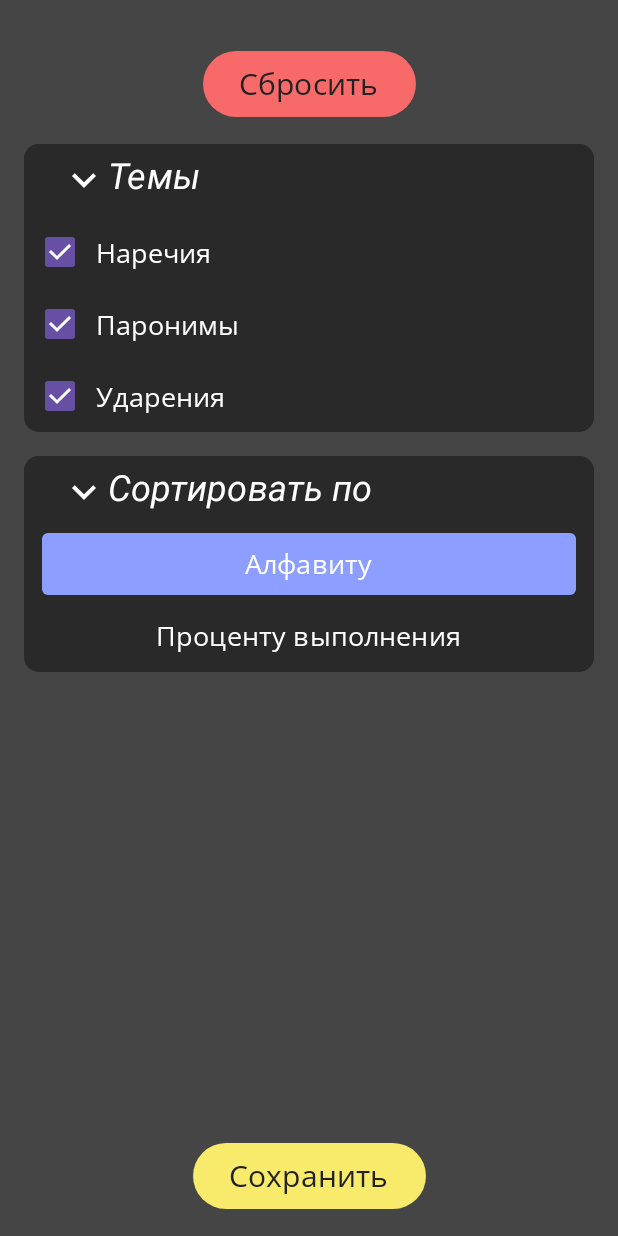
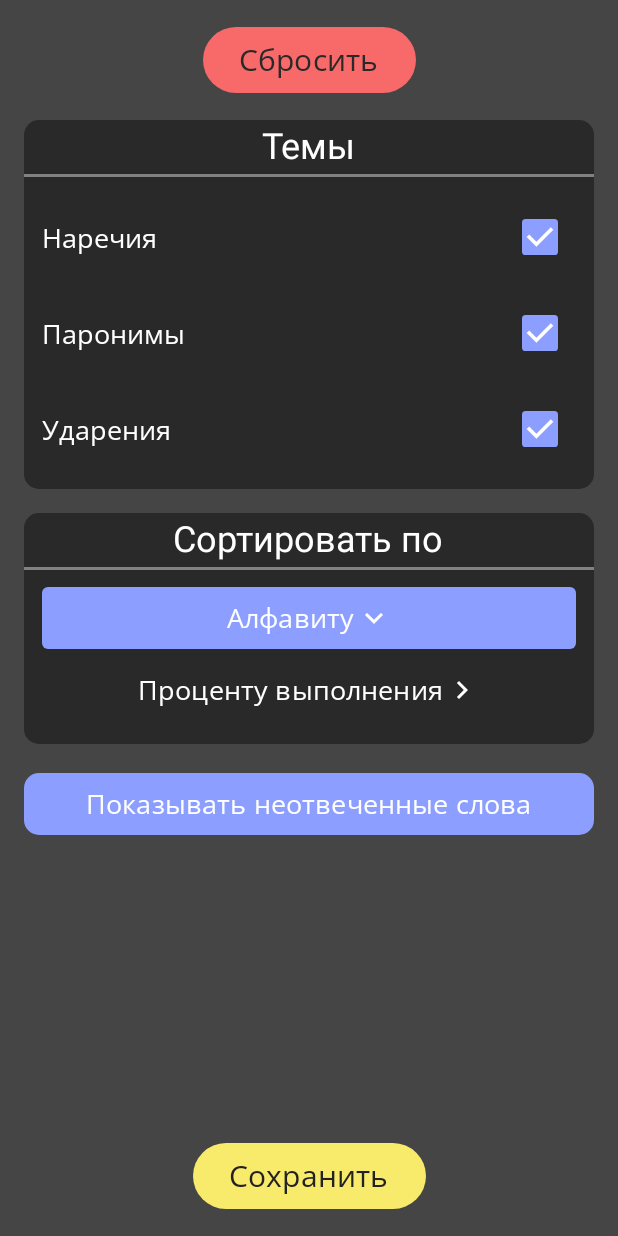
Before and after one commit to 45161846/Y4i, an Android app built with Jetpack Compose: the @Preview function Preview, on a phone screen of 412 x 824 dp. Run offline under Robolectric (Android 15) with nearby library versions, the phone set to English and light mode, and no system bars.

Commit message:
all filters completed

```diff
--- a/app/src/main/java/com/example/russian/MyEnumClasses/MyFilterSettings.kt
+++ b/app/src/main/java/com/example/russian/MyEnumClasses/MyFilterSettings.kt
@@ -14,6 +14,11 @@ open class MyFilterSettings(
     fun addTopic(i: Int){
         topics
     }
+
+    fun changeUnanswered(): Boolean{
+        showUnanswered = !showUnanswered
+        return showUnanswered
+    }
 }
 
 fun defaultFilterSettings() = MyFilterSettings(
--- a/app/src/main/java/com/example/russian/mainScreenPackage/MyMainViewModelArch.kt
+++ b/app/src/main/java/com/example/russian/mainScreenPackage/MyMainViewModelArch.kt
@@ -84,7 +84,12 @@ abstract class MyMainViewModelArch(
         startLoading()
         loadingJob = viewModelScope.launch(Dispatchers.IO){
             repository.setWords(getAllWordsFromDBForRepository())
+            withContext(Dispatchers.Main){
+                repository.leftAfterSearch()
+            }
         }
+
+
         stopLoading()
     }
 
--- a/app/src/main/java/com/example/russian/mainScreenPackage/WordsLocalMainScreenRepository.kt
+++ b/app/src/main/java/com/example/russian/mainScreenPackage/WordsLocalMainScreenRepository.kt
@@ -7,7 +7,7 @@ import com.example.russian.searching.Searcher
 import kotlinx.coroutines.Dispatchers
 import kotlinx.coroutines.withContext
 
-class WordsLocalMainScreenRepository(words: List<Word> = emptyList()):WordsRepositoryInterface {
+open class WordsLocalMainScreenRepository(words: List<Word> = emptyList()):WordsRepositoryInterface {
 
     var allWords:  ArrayList<Word> = ArrayList(words)
     val searcher = Searcher()
@@ -59,6 +59,6 @@ class WordsLocalMainScreenRepository(words: List<Word> = emptyList()):WordsRepos
     }
     fun getFilterSettings() = searcher.getFilterSettings()
 
-    fun getCurrentWords() = currentWords.value ?: emptyList<Word>()
+    open fun getCurrentWords() = currentWords.value ?: emptyList<Word>()
 
 }
--- a/app/src/main/java/com/example/russian/mainScreenPackage/screenDrawers/FiltersScreenDrawer.kt
+++ b/app/src/main/java/com/example/russian/mainScreenPackage/screenDrawers/FiltersScreenDrawer.kt
@@ -2,7 +2,6 @@ package com.example.russian.mainScreenPackage.screenDrawers
 
 import android.os.Handler
 import android.os.Looper
-import android.widget.Space
 import androidx.compose.animation.animateContentSize
 import androidx.compose.foundation.background
 import androidx.compose.foundation.clickable
@@ -15,14 +14,19 @@ import androidx.compose.foundation.layout.fillMaxWidth
 import androidx.compose.foundation.layout.height
 import androidx.compose.foundation.layout.padding
 import androidx.compose.foundation.layout.size
+import androidx.compose.foundation.layout.width
 import androidx.compose.foundation.layout.wrapContentHeight
 import androidx.compose.foundation.shape.RoundedCornerShape
 import androidx.compose.material3.Button
 import androidx.compose.material3.ButtonDefaults
 import androidx.compose.material3.Checkbox
+import androidx.compose.material3.CheckboxDefaults
+import androidx.compose.material3.ExperimentalMaterial3Api
 import androidx.compose.material3.Icon
+import androidx.compose.material3.LocalMinimumInteractiveComponentEnforcement
 import androidx.compose.material3.Text
 import androidx.compose.runtime.Composable
+import androidx.compose.runtime.CompositionLocalProvider
 import androidx.compose.runtime.getValue
 import androidx.compose.runtime.mutableStateListOf
 import androidx.compose.runtime.mutableStateOf
@@ -31,15 +35,12 @@ import androidx.compose.runtime.setValue
 import androidx.compose.ui.Alignment
 import androidx.compose.ui.Modifier
 import androidx.compose.ui.draw.rotate
+import androidx.compose.ui.draw.scale
 import androidx.compose.ui.graphics.Color
-import androidx.compose.ui.graphics.RectangleShape
-import androidx.compose.ui.graphics.toArgb
 import androidx.compose.ui.graphics.vector.ImageVector
 import androidx.compose.ui.res.colorResource
 import androidx.compose.ui.res.stringResource
 import androidx.compose.ui.res.vectorResource
-import androidx.compose.ui.text.font.Font
-import androidx.compose.ui.text.font.FontFamily
 import androidx.compose.ui.text.font.FontStyle
 import androidx.compose.ui.text.font.FontWeight
 import androidx.compose.ui.tooling.preview.Preview
@@ -50,27 +51,30 @@ import androidx.navigation.compose.rememberNavController
 import com.example.russian.MyEnumClasses.MyFilterSettings
 import com.example.russian.MyEnumClasses.SortType
 import com.example.russian.MyEnumClasses.SortTypeMode
-import com.example.russian.MyEnumClasses.SortTypesEnum
 import com.example.russian.MyEnumClasses.TaskTopic
-import com.example.russian.MyEnumClasses.allSortTypes
 import com.example.russian.MyEnumClasses.changeSortTypesAfterClickOn
 import com.example.russian.MyEnumClasses.defaultFilterSettings
 import com.example.russian.MyEnumClasses.getDisplayableName
 import com.example.russian.MyEnumClasses.getSortTypeModes
-import com.example.russian.MyEnumClasses.nextMode
 import com.example.russian.R
 import com.example.russian.ui.theme.family
+import com.example.russian.ui.theme.FiltersScreenButtonActive
+import com.example.russian.ui.theme.OnSecondary2
+import com.example.russian.ui.theme.OnSecondary3
+import com.example.russian.ui.theme.PrimaryBackground
+import com.example.russian.ui.theme.SecondaryBackground
 
 
+
+val shape = RoundedCornerShape(10.dp)
 @Composable
 fun DrawFilterScreen(
     filter: MyFilterSettings,
     onChangeFilterSettings: (fs: MyFilterSettings) -> Unit,
     navController: NavController,
-    expandedState: Boolean = false
 ) {
 
-    val backgroundColor = colorResource(id = R.color.dark_background)
+    val backgroundColor = PrimaryBackground
 
     var clickable by remember {
         mutableStateOf(false)
@@ -95,9 +99,7 @@ fun DrawFilterScreen(
             filterSettings = defaultFilterSettings()
         }
 
-        DrawDescriptionLine(
-            description = stringResource(id = R.string.filter_screen_title1),
-            expandedState = expandedState,
+        FilterParagraph(title = stringResource(id = R.string.filter_screen_title1),
             content = {
                 ThemesContent(filterSettings.topics)
             }
@@ -105,9 +107,15 @@ fun DrawFilterScreen(
         Spacer(modifier = Modifier
             .size(16.dp)
         )
-        DrawDescriptionLine(description = "Сортировать по", expandedState = true, content = {
+        FilterParagraph(title = "Сортировать по", content = {
             SortContent(sortVariants = filterSettings.sortVariants)
         })
+
+        Spacer(modifier = Modifier
+            .size(16.dp)
+        )
+
+        ShowUnanswered(fs = filterSettings)
 
         Spacer(modifier = Modifier.weight(1F))
 
@@ -124,12 +132,11 @@ fun DrawResetButton(
 ) {
 
     val buttonColor = colorResource(id = R.color.reset_button)
-    val textColor = colorResource(id = R.color.dark_background_3)
+    val textColor = SecondaryBackground
 
     Button(
-
         modifier = Modifier
-            .padding(vertical = 16.dp)
+            .padding(bottom = 16.dp)
         ,
 
         onClick = onClick,
@@ -147,28 +154,13 @@ fun DrawResetButton(
 
 }
 
+
 @Composable
-fun DrawDescriptionLine(
-    description: String,
-    content: @Composable () -> Unit,
-    expandedState: Boolean = false
-) {
-
-    val spacerColor = colorResource(id = R.color.dark_background_3)
-    val coloredSpacerWidth = 24.dp
-    val transparentSpacerWidth = 16.dp
-    val textColor = Color.White
-    val textSize = 24.sp
-    val fontFamily = FontFamily(
-        Font(R.font.open_sans_italic, FontWeight.Normal, FontStyle.Italic),
-        Font(R.font.open_sants_regular, FontWeight.Normal, FontStyle.Normal),
-    )
-
-    //button
-    val shape = RoundedCornerShape(10.dp)
-    val backColor = colorResource(id = R.color.dark_background_2)
-
-    var expanded by remember { mutableStateOf(expandedState) }
+fun FilterParagraph(
+    title: String,
+    content: @Composable () -> Unit
+){
+    val backColor = SecondaryBackground
 
     Column(
         modifier = Modifier
@@ -176,61 +168,51 @@ fun DrawDescriptionLine(
             .fillMaxWidth()
             .background(backColor, shape)
     ) {
-        Button(
+        TitleText(title = title)
+        content()
+    }
+}
+
+@Composable
+fun TitleText(title: String){
+
+    val textColor = OnSecondary2
+    val textSize = 24.sp
+
+    Row(
+        verticalAlignment = Alignment.CenterVertically,
         modifier = Modifier
             .fillMaxWidth()
-                .wrapContentHeight(),
-            colors = ButtonDefaults.buttonColors(
-                containerColor = backColor
-            ),
-            shape = shape,
-            onClick = {
-                expanded = !expanded
-            }
-        ) {
-            Row() {
-                //colored
-                Icon(
-                    imageVector = ImageVector.vectorResource(id = R.drawable.arrow_right),
-                    contentDescription = "",
+            .padding(vertical = 4.dp)
+    ){
+        Spacer(
             modifier = Modifier
-                        .size(32.dp)
-                        .rotate(if (expanded) 90F else 0F)
+                .weight(1F)
         )
 
         Text(
-                    text = description,
+            text = title,
             color = textColor,
             fontSize = textSize,
             fontWeight = FontWeight.Normal,
-                    fontStyle = FontStyle.Italic
+            fontStyle = FontStyle.Normal
         )
-                //transparent
         Spacer(
             modifier = Modifier
                 .weight(1F)
-                        .height(2.dp)
-                        .background(Color.Transparent)
         )
-
-            }
     }
 
-        if (expanded) {
-            content()
-        }
+    Spacer(modifier = Modifier.fillMaxWidth().height(2.dp).background(OnSecondary3).padding(horizontal = 10.dp))
+    Spacer(modifier = Modifier.fillMaxWidth().height(8.dp))
 
 }
 
-}
-
+@OptIn(ExperimentalMaterial3Api::class)
 @Composable
 private fun ThemesContent(
     chosenThemes: Array<Boolean>
 ) {
-
-    val optionsFontSize = 18.sp
-    val textColor = Color.White
 
     val themes = TaskTopic().getTopicIntToNameMap()
 
@@ -242,7 +224,7 @@ private fun ThemesContent(
     when recomposition is called due to reset of changes remember doesn't
     change value of itself, because it is a recomposition
     */
-    chosenThemes.forEachIndexed() {i, b ->
+    chosenThemes.forEachIndexed {i, b ->
         checkStates[i] = b
     }
 
@@ -250,14 +232,17 @@ private fun ThemesContent(
         modifier = Modifier
             .fillMaxWidth()
             .wrapContentHeight()
+            .padding(horizontal = 12.dp)
     ) {
 
         themes.forEach { element ->
 
             Row(
                 verticalAlignment = Alignment.CenterVertically,
+                horizontalArrangement = Arrangement.Center,
                 modifier = Modifier
                     .fillMaxWidth()
+                    .padding(vertical = 8.dp)
                     .clickable {
 
                         val b = chosenThemes[element.key]
@@ -266,24 +251,34 @@ private fun ThemesContent(
                         chosenThemes[element.key] = !b
                     }
             ) {
+
+                MyOptionsText(text = element.value)
+
+                Spacer(modifier = Modifier.weight(1F))
+                CompositionLocalProvider(LocalMinimumInteractiveComponentEnforcement provides false) {
                     Checkbox(
+                        modifier = Modifier.scale(1.2F),
                         checked = checkStates[element.key],
                         onCheckedChange = { b ->
                             checkStates[element.key] = b
                             chosenThemes[element.key] = b
-                    }
+                        },
+                        colors = CheckboxDefaults.colors(
+                            checkedColor = FiltersScreenButtonActive
                         )
-                myOptionsText(text = element.value)
+                    )
                 }
 
+            }
 
         }
+        Spacer(modifier = Modifier.height(8.dp))
 
     }
 }
 
 @Composable
-private fun myOptionsText(text: String){
+private fun MyOptionsText(text: String){
 
     val optionsFontSize = 18.sp
     val textColor = Color.White
@@ -302,8 +297,12 @@ private fun SortContent(
     sortVariants: Array<SortType>
 ){
 
-    var buttonModes = remember {
+    val buttonModes = remember {
         mutableStateListOf(*getSortTypeModes(sortVariants))
+    }
+
+    buttonModes.forEachIndexed{i, _ ->
+        buttonModes[i] = sortVariants[i].mode
     }
 
     Column(
@@ -320,7 +319,8 @@ private fun SortContent(
                     buttonModes.forEachIndexed{i, _ ->
                         buttonModes[i] = sortVariants[i].mode
                     }
-                }
+                },
+                isLast = sortVariants.lastIndex == ind
             )
         }
     }
@@ -331,20 +331,19 @@ private fun SortContent(
 private fun SortButton(
     text: String,
     thisSortType: SortType,
-    onClick: () -> Unit
+    onClick: () -> Unit,
+    isLast: Boolean = false
 ){
 
-    var currentMode by remember {
-        mutableStateOf(thisSortType.mode)
-    }
+    val imageVector = ImageVector.vectorResource(id = R.drawable.arrow_right)
 
     val backColor = when(thisSortType.mode){
         SortTypeMode.UNSPECIFIED -> {Color.Transparent }
         SortTypeMode.DIRECT -> {
-            colorResource(id = R.color.third_answer)
+            FiltersScreenButtonActive
         }
         SortTypeMode.REVERSED -> {
-            colorResource(id = R.color.third_answer)
+            FiltersScreenButtonActive
         }
     }
 
@@ -356,15 +355,52 @@ private fun SortButton(
         shape = RoundedCornerShape(4.dp),
         modifier = Modifier
             .fillMaxWidth()
-            .padding(horizontal = 12.dp)
+            .padding(
+                start = 12.dp, end = 12.dp,
+                bottom = if (isLast) 12.dp else 0.dp
+            )
     ) {
 
+        MyOptionsText(text = text)
 
-
-        myOptionsText(text = text)
+        Icon(
+            imageVector = imageVector,
+            contentDescription = null,
+            modifier = Modifier
+                .rotate(
+                    if(thisSortType.mode == SortTypeMode.DIRECT) 90F else if(thisSortType.mode == SortTypeMode.REVERSED) -90F else 0F
+                )
+        )
     }
 }
 
+@Composable
+private fun ShowUnanswered(
+    fs: MyFilterSettings
+){
+    var checked by remember {
+        mutableStateOf(fs.showUnanswered)
+    }
+
+    checked = fs.showUnanswered
+
+    Button(
+        onClick = {
+            fs.changeUnanswered()
+            checked = checked.not()
+        },
+        modifier = Modifier
+            .fillMaxWidth()
+            .wrapContentHeight(),
+        shape = shape,
+        colors = ButtonDefaults.buttonColors(
+            containerColor = if(checked) FiltersScreenButtonActive else SecondaryBackground
+        )
+    ){
+        MyOptionsText(text = "Показывать неотвеченные слова")
+    }
+
+}
 
 @Composable
 fun DrawBackButton(
@@ -407,7 +443,6 @@ fun Preview() {
     DrawFilterScreen(
         filter = fs,
         {},
-        rememberNavController(),
-        expandedState = true
+        rememberNavController()
     )
 }
--- a/app/src/main/java/com/example/russian/ui/theme/Color.kt
+++ b/app/src/main/java/com/example/russian/ui/theme/Color.kt
@@ -9,3 +9,11 @@ val Pink80 = Color(0xFFEFB8C8)
 val Purple40 = Color(0xFF6650a4)
 val PurpleGrey40 = Color(0xFF625b71)
 val Pink40 = Color(0xFF7D5260)
+
+val FiltersScreenButtonActive = Color(0xFF8C9EFF)
+val PrimaryBackground = Color(0xFF454545)
+val SecondaryBackground = Color(0xFF292929)
+val ThirdBackground = Color(0xFF707070)//FF707070
+val OnSecondary1 = Color(0xFFE0E0E0)
+val OnSecondary2 = Color(0xFFFFFFFF)
+val OnSecondary3 = Color(0xFF818181)
--- a/app/src/main/java/com/example/russian/ui/theme/Theme.kt
+++ b/app/src/main/java/com/example/russian/ui/theme/Theme.kt
@@ -16,13 +16,13 @@ import androidx.compose.ui.platform.LocalView
 import androidx.core.view.WindowCompat
 
 private val DarkColorScheme = darkColorScheme(
-    primary = Purple80,
+    primary = FiltersScreenButtonActive,
     secondary = PurpleGrey80,
     tertiary = Pink80
 )
 
 private val LightColorScheme = lightColorScheme(
-    primary = Purple40,
+    primary = FiltersScreenButtonActive,
     secondary = PurpleGrey40,
     tertiary = Pink40
 
--- a/app/src/main/java/com/example/russian/ui/theme/Type.kt
+++ b/app/src/main/java/com/example/russian/ui/theme/Type.kt
@@ -17,29 +17,25 @@ val family = FontFamily(
 // Set of Material typography styles to start with
 val Typography = Typography(
 
-
-
     bodyLarge = TextStyle(
         fontFamily = family,
         fontWeight = FontWeight.Normal,
         fontSize = 16.sp,
         lineHeight = 24.sp,
         letterSpacing = 0.5.sp
-    )
-    /* Other default text styles to override
+    ),
     titleLarge = TextStyle(
-        fontFamily = FontFamily.Default,
+        fontFamily = family,
         fontWeight = FontWeight.Normal,
         fontSize = 22.sp,
         lineHeight = 28.sp,
         letterSpacing = 0.sp
     ),
     labelSmall = TextStyle(
-        fontFamily = FontFamily.Default,
+        fontFamily = family,
         fontWeight = FontWeight.Medium,
         fontSize = 11.sp,
         lineHeight = 16.sp,
         letterSpacing = 0.5.sp
     )
-    */
 )
```
Also changed, not shown: app/src/main/java/com/example/russian/mainScreenPackage/MainScreenActivity.kt (+8 -6 lines), app/src/main/java/com/example/russian/mainScreenPackage/WordsLocalTestRepository.kt (added, +79 -0 lines), app/src/main/java/com/example/russian/mainScreenPackage/screenDrawers/AttributesDrawer.kt (+127 -23 lines), app/src/main/java/com/example/russian/mainScreenPackage/screenDrawers/PracticeScreenDrawer.kt (+23 -3 lines), app/src/main/java/com/example/russian/mainScreenPackage/screenDrawers/ScreensScaffolds.kt (+24 -4 lines), app/src/main/java/com/example/russian/mainScreenPackage/screenDrawers/StatsContentDrawer.kt (+46 -32 lines). Lines whose indentation alone changed are shown as unchanged.
